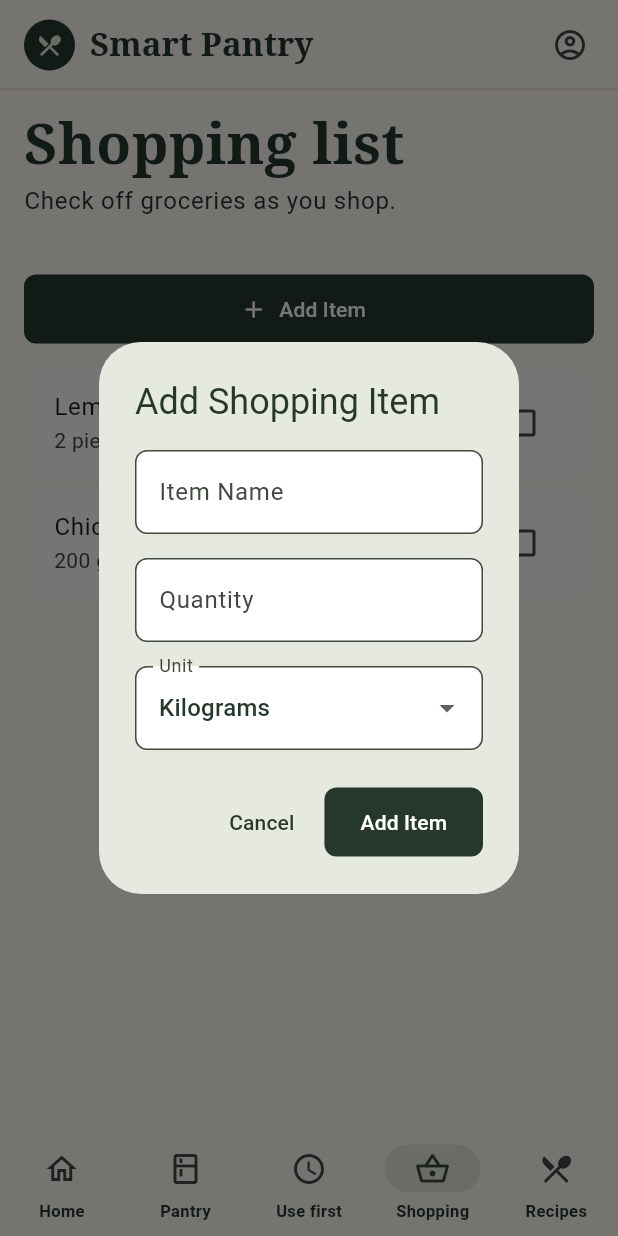
After one commit to MahmoudShalaby05/Mobile_App, a Flutter app: the screen it shows after launch, item 4 of the bottom bar chosen, after a tap on "Add Item", on a phone screen of 412 x 824 dp. The commit adds this screen. Run offline on Flutter 3.47's test engine with Material 3 defaults, Android fonts, the phone set to English and light mode, and no system bars.

Commit message:
Add manual shopping list items
Add a dialog for entering an item name, quantity, and unit, then append it to the shopping list with a unique ID.

```diff
--- a/smart_pantry/lib/app.dart
+++ b/smart_pantry/lib/app.dart
@@ -40,6 +40,22 @@ class _PantryShellState extends State<_PantryShell> {
   int _nextShoppingId = 0;
 
   void _open(int index) => setState(() => _selected = index);
+  void _addShoppingItem(
+  String name,
+  double quantity,
+  String unit,
+) {
+  setState(() {
+    _shopping.add(
+      ShoppingItem(
+        'manual-${_nextShoppingId++}',
+        name,
+        quantity,
+        unit,
+      ),
+    );
+  });
+}
 
   void _addMissing(List<Ingredient> missing) {
     setState(() {
@@ -100,6 +116,7 @@ class _PantryShellState extends State<_PantryShell> {
         pantry: _pantry,
         toggle: (item) =>
             setState(() => _shopping[_shopping.indexOf(item)] = item.toggle()),
+        onAddItem: _addShoppingItem,
       ),
       _ => RecipesPage(matches: recommendations, onOpen: openRecipe),
     };
--- /dev/null
+++ b/smart_pantry/lib/features/shopping/add_shopping_item_dialog.dart
@@ -0,0 +1,153 @@
+
+import 'package:flutter/material.dart';
+
+class AddShoppingItemDialog extends StatefulWidget {
+  final void Function(
+    String name,
+    double quantity,
+    String unit,
+  ) onAdd;
+
+  const AddShoppingItemDialog({
+    super.key,
+    required this.onAdd,
+  });
+
+  @override
+  State<AddShoppingItemDialog> createState() =>
+      _AddShoppingItemDialogState();
+}
+
+class _AddShoppingItemDialogState
+    extends State<AddShoppingItemDialog> {
+  final _formKey = GlobalKey<FormState>();
+
+  final _nameController = TextEditingController();
+  final _quantityController = TextEditingController();
+
+  String _selectedUnit = 'kg';
+
+  @override
+  void dispose() {
+    _nameController.dispose();
+    _quantityController.dispose();
+    super.dispose();
+  }
+
+  @override
+  Widget build(BuildContext context) {
+    return AlertDialog(
+      title: const Text('Add Shopping Item'),
+
+      content: Form(
+        key: _formKey,
+        child: SingleChildScrollView(
+          child: Column(
+            mainAxisSize: MainAxisSize.min,
+            children: [
+              TextFormField(
+                controller: _nameController,
+                decoration: const InputDecoration(
+                  labelText: 'Item Name',
+                ),
+                validator: (value) {
+                  if (value == null ||
+                      value.trim().isEmpty) {
+                    return 'Enter an item name';
+                  }
+                  return null;
+                },
+              ),
+
+              const SizedBox(height: 16),
+
+              TextFormField(
+                controller: _quantityController,
+                decoration: const InputDecoration(
+                  labelText: 'Quantity',
+                ),
+                keyboardType:
+                    const TextInputType.numberWithOptions(
+                  decimal: true,
+                ),
+                validator: (value) {
+                  final quantity =
+                      double.tryParse(value ?? '');
+
+                  if (quantity == null ||
+                      !quantity.isFinite ||
+                      quantity <= 0) {
+                    return 'Enter a valid quantity';
+                  }
+                  return null;
+                },
+              ),
+
+              const SizedBox(height: 16),
+
+              DropdownButtonFormField<String>(
+                initialValue: _selectedUnit,
+                decoration: const InputDecoration(
+                  labelText: 'Unit',
+                ),
+                items: const [
+                  DropdownMenuItem(
+                    value: 'kg',
+                    child: Text('Kilograms'),
+                  ),
+                  DropdownMenuItem(
+                    value: 'g',
+                    child: Text('Grams'),
+                  ),
+                  DropdownMenuItem(
+                    value: 'L',
+                    child: Text('Liters'),
+                  ),
+                  DropdownMenuItem(
+                    value: 'ml',
+                    child: Text('Milliliters'),
+                  ),
+                  DropdownMenuItem(
+                    value: 'pcs',
+                    child: Text('Pieces'),
+                  ),
+                ],
+                onChanged: (value) {
+                  if (value != null) {
+                    setState(() {
+                      _selectedUnit = value;
+                    });
+                  }
+                },
+              ),
+            ],
+          ),
+        ),
+      ),
+
+      actions: [
+        TextButton(
+          onPressed: () {
+            Navigator.pop(context);
+          },
+          child: const Text('Cancel'),
+        ),
+
+        FilledButton(
+          onPressed: () {
+            if (_formKey.currentState!.validate()) {
+              widget.onAdd(
+                _nameController.text.trim(),
+                double.parse(_quantityController.text),
+                _selectedUnit,
+              );
+
+              Navigator.pop(context);
+            }
+          },
+          child: const Text('Add Item'),
+        ),
+      ],
+    );
+  }
+}
--- a/smart_pantry/lib/features/shopping/shopping_page.dart
+++ b/smart_pantry/lib/features/shopping/shopping_page.dart
@@ -3,24 +3,44 @@ import 'package:flutter/material.dart';
 import '../../models/food_item.dart';
 import '../../models/shopping_item.dart';
 import '../../widgets/pantry_widgets.dart';
+import 'add_shopping_item_dialog.dart';
 
 class ShoppingPage extends StatelessWidget {
   const ShoppingPage({
     required this.items,
     required this.pantry,
     required this.toggle,
+    required this.onAddItem,
     super.key,
   });
 
   final List<ShoppingItem> items;
   final List<FoodItem> pantry;
   final ValueChanged<ShoppingItem> toggle;
+  final void Function(String name, double quantity, String unit) onAddItem;
 
   @override
   Widget build(BuildContext context) => Column(
     crossAxisAlignment: CrossAxisAlignment.stretch,
     children: [
       const PageHeading('Shopping list', 'Check off groceries as you shop.'),
+      const SizedBox(height: 12),
+
+      // NEW: Add Item button
+      FilledButton.icon(
+        onPressed: () {
+          showDialog(
+            context: context,
+            builder: (context) {
+              return AddShoppingItemDialog(onAdd: onAddItem);
+            },
+          );
+        },
+        icon: const Icon(Icons.add),
+        label: const Text('Add Item'),
+      ),
+
+      const SizedBox(height: 12),
       if (items.isEmpty) const Text('Your shopping list is empty.'),
       for (final item in items)
         Card(
```
